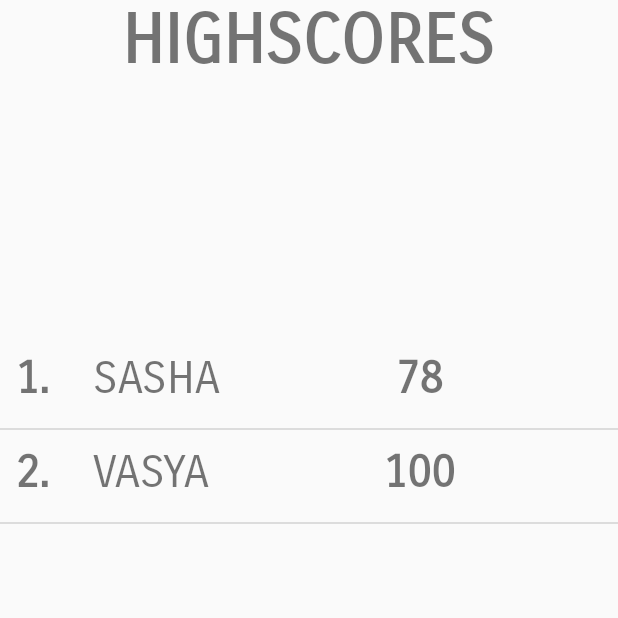
After one commit to dnlrbz/Typo, an Android app: the ScoresActivity screen opened directly, with no data from a screen before it, on a phone screen of 412 x 824 dp, the top half of it. The commit adds this screen. Run offline under Robolectric (Android 15) with nearby library versions, the phone set to English and light mode, and no system bars.

Commit message:
simple scores list

```diff
--- a/app/src/main/AndroidManifest.xml
+++ b/app/src/main/AndroidManifest.xml
@@ -22,7 +22,9 @@
         <service android:name=".Controller.ActivityManagement.ActivityRecognizedService" />
         <service android:name=".Controller.ActivityManagement.BackgroundActivityService" />
 
-        <activity android:name=".View.GameActivity"></activity>
+        <activity android:name=".View.GameActivity" />
+        <activity android:name=".View.ScoresActivity" />
+        <activity android:name=".View.StatisticsActivity"></activity>
     </application>
 
 </manifest>
--- a/app/src/main/java/at/ac/univie/hci/typo/Controller/StatisticsController.java
+++ b/app/src/main/java/at/ac/univie/hci/typo/Controller/StatisticsController.java
@@ -2,11 +2,15 @@ package at.ac.univie.hci.typo.Controller;
 
 import java.util.ArrayList;
 import java.util.Arrays;
+import java.util.Collections;
+import java.util.List;
 
 import at.ac.univie.hci.typo.Model.DataBase.Database;
 import at.ac.univie.hci.typo.Model.DataBase.PlayerDAO;
 import at.ac.univie.hci.typo.Model.GameStatistics;
 import at.ac.univie.hci.typo.Model.Player;
+import at.ac.univie.hci.typo.Model.Score;
+import at.ac.univie.hci.typo.Model.ScoresComparator;
 import at.ac.univie.hci.typo.Model.Words;
 
 public class StatisticsController {
@@ -159,6 +163,30 @@ public class StatisticsController {
     }
 
 
+    public List<Score> getScoresList() {
+        List<Score> scoreList = new ArrayList<Score>();
+
+        for (Player player: Database.mPlayerDAO.getAllPlayers()) {
+            Score score = new Score(player, getMaxScoreOfPlayer(player));
+            scoreList.add(score);
+        }
+
+        Collections.sort(scoreList, new ScoresComparator());
+        return scoreList;
+    }
+
+
+    private int getMaxScoreOfPlayer(Player player) {
+        int max = 0;
+        for (GameStatistics gameStatistics: Database.mGameStatsDAO.getGameStatisticsByPlayerName(player.getName())) {
+            if (max < gameStatistics.getScore()) {
+                max = gameStatistics.getScore();
+            }
+        }
+        return max;
+    }
+
+
 
 
 }
--- a/app/src/main/java/at/ac/univie/hci/typo/Model/Player.java
+++ b/app/src/main/java/at/ac/univie/hci/typo/Model/Player.java
@@ -1,6 +1,8 @@
 package at.ac.univie.hci.typo.Model;
 
 import java.util.concurrent.atomic.AtomicInteger;
+
+import at.ac.univie.hci.typo.Model.DataBase.Database;
 
 public class Player {
 
@@ -8,8 +10,8 @@ public class Player {
 
     private String name;
 
+    public Player() {};
 
-    public Player() {};
 
 
     public Player(String name) {
--- /dev/null
+++ b/app/src/main/java/at/ac/univie/hci/typo/Model/Score.java
@@ -0,0 +1,36 @@
+package at.ac.univie.hci.typo.Model;
+
+public class Score {
+
+    private Player player;
+    private int score;
+
+    public Score(Player player, int score) {
+        this.player = player;
+        this.score = score;
+    }
+
+    @Override
+    public String toString() {
+        return "Score{" +
+                "player=" + player +
+                ", score=" + score +
+                '}';
+    }
+
+    public Player getPlayer() {
+        return player;
+    }
+
+    public void setPlayer(Player player) {
+        this.player = player;
+    }
+
+    public int getScore() {
+        return score;
+    }
+
+    public void setScore(int score) {
+        this.score = score;
+    }
+}
--- /dev/null
+++ b/app/src/main/java/at/ac/univie/hci/typo/Model/ScoresComparator.java
@@ -0,0 +1,13 @@
+package at.ac.univie.hci.typo.Model;
+
+import java.util.Comparator;
+
+public class ScoresComparator implements Comparator<Score> {
+
+
+    @Override
+    public int compare(Score o1, Score o2) {
+        return o1.getScore() - o2.getScore();
+    }
+
+}
--- a/app/src/main/java/at/ac/univie/hci/typo/View/GameActivity.java
+++ b/app/src/main/java/at/ac/univie/hci/typo/View/GameActivity.java
@@ -75,9 +75,7 @@ public class GameActivity extends AppCompatActivity {
         };
 
         startTracking();
-        Database.mPlayerDAO.addPlayer(new Player("Vasya"));
-        Database.mGameStatsDAO.addGameStatistics(new GameStatistics(new Player("Vasya"), 0, 89.4, 201, "P", "Bus", "22:00", 1, 100));
-        System.out.println("**********" + Database.mGameStatsDAO.getAllGameStatistics().toString());
+
 
 
     }
--- a/app/src/main/java/at/ac/univie/hci/typo/View/MainActivity.java
+++ b/app/src/main/java/at/ac/univie/hci/typo/View/MainActivity.java
@@ -34,11 +34,22 @@ public class MainActivity extends AppCompatActivity {
         super.onCreate(savedInstanceState);
         setContentView(R.layout.activity_main);
         toGame = (Button) findViewById(R.id.playButton);
+
+        Database.mPlayerDAO.addPlayer(new Player("Vasya"));
+        Database.mGameStatsDAO.addGameStatistics(new GameStatistics(new Player("Vasya"), 1, 89.4, 201, "P", "Bus", "22:00", 1, 100));
+        System.out.println("**********" + Database.mGameStatsDAO.getAllGameStatistics().toString());
+
+        Database.mPlayerDAO.addPlayer(new Player("Sasha"));
+        Database.mGameStatsDAO.addGameStatistics(new GameStatistics(new Player("Sasha"), 1, 90.1, 199, "S", "Walking", "11:42", 2, 78));
     }
 
     public void openGameActivity(View view) {
         startActivity(new Intent(this, GameActivity.class));
     }
 
+    public void openScoresActivity(View view) {
+        startActivity(new Intent(this, ScoresActivity.class));
+    }
+
 
 }
--- /dev/null
+++ b/app/src/main/java/at/ac/univie/hci/typo/View/ScoreListViewAdapter.java
@@ -0,0 +1,52 @@
+package at.ac.univie.hci.typo.View;
+
+import android.content.Context;
+import android.support.annotation.NonNull;
+import android.support.annotation.Nullable;
+import android.view.LayoutInflater;
+import android.view.View;
+import android.view.ViewGroup;
+import android.widget.ArrayAdapter;
+import android.widget.TextView;
+
+import java.util.List;
+
+import at.ac.univie.hci.typo.Model.Player;
+import at.ac.univie.hci.typo.Model.Score;
+import at.ac.univie.hci.typo.R;
+
+public class ScoreListViewAdapter extends ArrayAdapter<Score> {
+
+
+    Context context;
+    int ressource;
+    List<Score> list;
+
+    public ScoreListViewAdapter(Context context, int ressource, List<Score> list) {
+        super(context, ressource, list);
+
+        this.context = context;
+        this.list = list;
+        this.ressource = ressource;
+    }
+
+    @NonNull
+    @Override
+    public View getView(int position, @Nullable View convertView, @NonNull ViewGroup parent) {
+        LayoutInflater inflater = LayoutInflater.from(context);
+        View view = inflater.inflate(ressource, null);
+
+        TextView textViewNumber = (TextView) view.findViewById(R.id.textViewNumber);
+        TextView textViewName = (TextView) view.findViewById(R.id.textViewName);
+        TextView textViewScore = (TextView) view.findViewById(R.id.textViewScore);
+
+        Score score = list.get(position);
+
+        textViewNumber.setText(String.valueOf(position+1) + ". ");
+        textViewName.setText(score.getPlayer().getName());
+        textViewScore.setText(String.valueOf(score.getScore()));
+
+
+        return view;
+    }
+}
--- /dev/null
+++ b/app/src/main/java/at/ac/univie/hci/typo/View/ScoresActivity.java
@@ -0,0 +1,64 @@
+package at.ac.univie.hci.typo.View;
+
+import android.content.Intent;
+import android.support.v7.app.AppCompatActivity;
+import android.os.Bundle;
+import android.view.View;
+import android.widget.AdapterView;
+import android.widget.ListView;
+
+import com.google.android.gms.plus.model.people.Person;
+
+import java.util.ArrayList;
+import java.util.List;
+
+import at.ac.univie.hci.typo.Controller.StatisticsController;
+import at.ac.univie.hci.typo.Model.DataBase.Database;
+import at.ac.univie.hci.typo.Model.Player;
+import at.ac.univie.hci.typo.Model.Score;
+import at.ac.univie.hci.typo.R;
+
+public class ScoresActivity extends AppCompatActivity {
+
+
+    List<Score> scoreList;
+    ListView listViewScores;
+
+    @Override
+    protected void onCreate(Bundle savedInstanceState) {
+        super.onCreate(savedInstanceState);
+        setContentView(R.layout.activity_scores);
+
+        StatisticsController statisticsController = new StatisticsController();
+
+        scoreList = statisticsController.getScoresList();
+
+        listViewScores = (ListView) findViewById(R.id.listViewScores);
+
+
+        ScoreListViewAdapter scoreListViewAdapter = new
+                ScoreListViewAdapter(this, R.layout.names_list_item, scoreList);
+
+        listViewScores.setAdapter(scoreListViewAdapter);
+
+        listViewScores.setOnItemClickListener(new AdapterView.OnItemClickListener() {
+            @Override
+            public void onItemClick(AdapterView<?> parent, View view, int position, long id) {
+                Intent intent = new Intent(view.getContext(), StatisticsActivity.class);
+                Bundle bundle = new Bundle();
+                bundle.putString("playerName", scoreList.get(position).getPlayer().getName());
+                intent.putExtras(bundle);
+                startActivity(intent);
+            }
+        });
+
+
+    }
+
+
+
+
+
+
+
+}
--- /dev/null
+++ b/app/src/main/java/at/ac/univie/hci/typo/View/StatisticsActivity.java
@@ -0,0 +1,18 @@
+package at.ac.univie.hci.typo.View;
+
+import android.support.v7.app.AppCompatActivity;
+import android.os.Bundle;
+
+import at.ac.univie.hci.typo.R;
+
+public class StatisticsActivity extends AppCompatActivity {
+
+    @Override
+    protected void onCreate(Bundle savedInstanceState) {
+        super.onCreate(savedInstanceState);
+        setContentView(R.layout.activity_statistics);
+        Bundle bundle = getIntent().getExtras();
+        String playerName = bundle.getString("playerName");
+        System.out.println("*******ACTIVITY STATISTICS OPENED FOR PLAYER: " + playerName);
+    }
+}
--- a/app/src/main/res/layout/activity_main.xml
+++ b/app/src/main/res/layout/activity_main.xml
@@ -62,6 +62,7 @@
             android:layout_marginBottom="90dp"
             android:background="@drawable/rounded_button"
             android:fontFamily="sans-serif-smallcaps"
+            android:onClick="openScoresActivity"
             android:text="@string/statistics_button"
             android:textSize="35sp"
             tools:layout_editor_absoluteX="145dp"
--- /dev/null
+++ b/app/src/main/res/layout/activity_scores.xml
@@ -0,0 +1,35 @@
+<?xml version="1.0" encoding="utf-8"?>
+<RelativeLayout xmlns:android="http://schemas.android.com/apk/res/android"
+    xmlns:app="http://schemas.android.com/apk/res-auto"
+    xmlns:tools="http://schemas.android.com/tools"
+    android:layout_width="match_parent"
+    android:layout_height="match_parent"
+    tools:context=".View.ScoresActivity">
+
+
+    <ListView
+        android:id="@+id/listViewScores"
+        android:layout_width="match_parent"
+        android:layout_height="600dp"
+        android:layout_alignParentBottom="true"
+        android:layout_alignParentEnd="true"
+        android:layout_marginEnd="0dp"
+        android:layout_marginStart="0dp"
+        android:layout_marginTop="0dp" />
+
+    <TextView
+        android:id="@+id/textView"
+        android:layout_width="322dp"
+        android:layout_height="wrap_content"
+        android:layout_alignParentTop="true"
+        android:layout_alignTop="@+id/listViewScores"
+        android:layout_centerHorizontal="true"
+        android:layout_marginBottom="0dp"
+        android:layout_marginTop="0dp"
+        android:clickable="true"
+        android:fontFamily="sans-serif-smallcaps"
+        android:text="HIGHSCORES"
+        android:textAlignment="center"
+        android:textSize="45sp"
+        android:textStyle="bold" />
+</RelativeLayout>
--- /dev/null
+++ b/app/src/main/res/layout/activity_statistics.xml
@@ -0,0 +1,9 @@
+<?xml version="1.0" encoding="utf-8"?>
+<android.support.constraint.ConstraintLayout xmlns:android="http://schemas.android.com/apk/res/android"
+    xmlns:app="http://schemas.android.com/apk/res-auto"
+    xmlns:tools="http://schemas.android.com/tools"
+    android:layout_width="match_parent"
+    android:layout_height="match_parent"
+    tools:context=".View.StatisticsActivity">
+
+</android.support.constraint.ConstraintLayout>
--- /dev/null
+++ b/app/src/main/res/layout/names_list_item.xml
@@ -0,0 +1,51 @@
+<?xml version="1.0" encoding="utf-8"?>
+<RelativeLayout xmlns:android="http://schemas.android.com/apk/res/android"
+    android:layout_width="match_parent"
+    android:layout_height="match_parent"
+    android:layout_marginLeft="0dp"
+    android:clickable="false"
+    android:orientation="vertical">
+
+
+    <TextView
+        android:id="@+id/textViewNumber"
+        android:layout_width="wrap_content"
+        android:layout_height="wrap_content"
+        android:layout_centerInParent="false"
+        android:layout_centerVertical="false"
+        android:fontFamily="sans-serif-smallcaps"
+        android:padding="10dp"
+        android:text="TextView"
+        android:textAlignment="center"
+        android:textSize="30sp"
+        android:textStyle="bold" />
+
+    <TextView
+        android:id="@+id/textViewName"
+        android:layout_width="170dp"
+        android:layout_height="wrap_content"
+        android:layout_alignParentTop="true"
+        android:layout_toEndOf="@+id/textViewNumber"
+        android:fontFamily="sans-serif-smallcaps"
+        android:padding="10dp"
+        android:text="TextView"
+        android:textAlignment="viewStart"
+        android:textSize="30sp" />
+
+    <TextView
+        android:id="@+id/textViewScore"
+        android:layout_width="115dp"
+        android:layout_height="61dp"
+        android:layout_alignParentTop="true"
+        android:layout_marginStart="0dp"
+        android:layout_toEndOf="@+id/textViewName"
+        android:fontFamily="sans-serif-smallcaps"
+        android:paddingBottom="10dp"
+        android:paddingLeft="0dp"
+        android:paddingTop="10dp"
+        android:text="TextView"
+        android:textAlignment="center"
+        android:textSize="30sp"
+        android:textStyle="bold" />
+
+</RelativeLayout>
```
Also changed, not shown: 1 other file.
